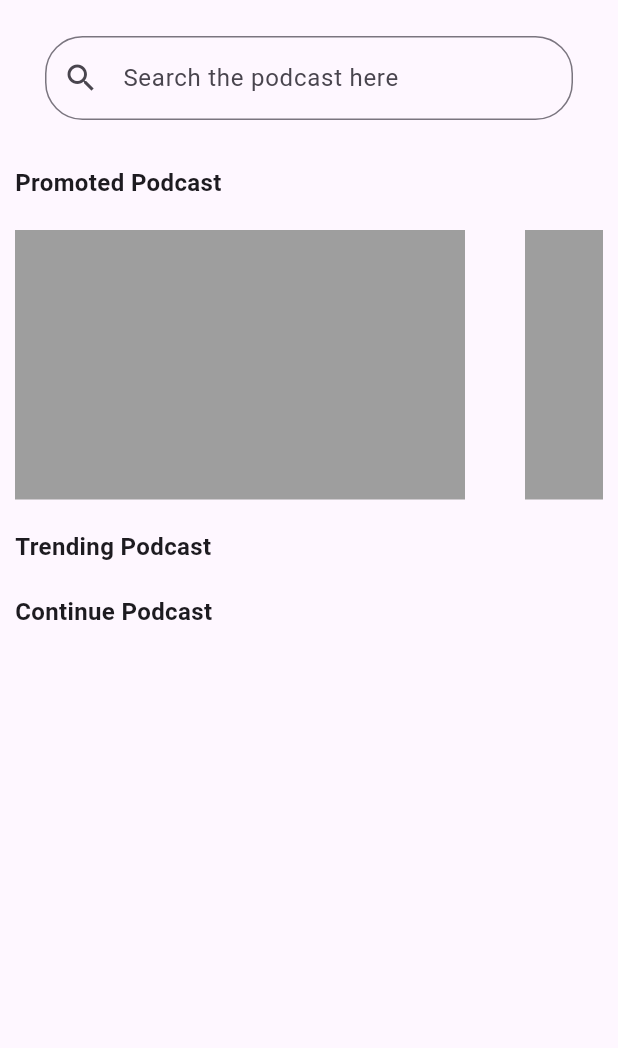
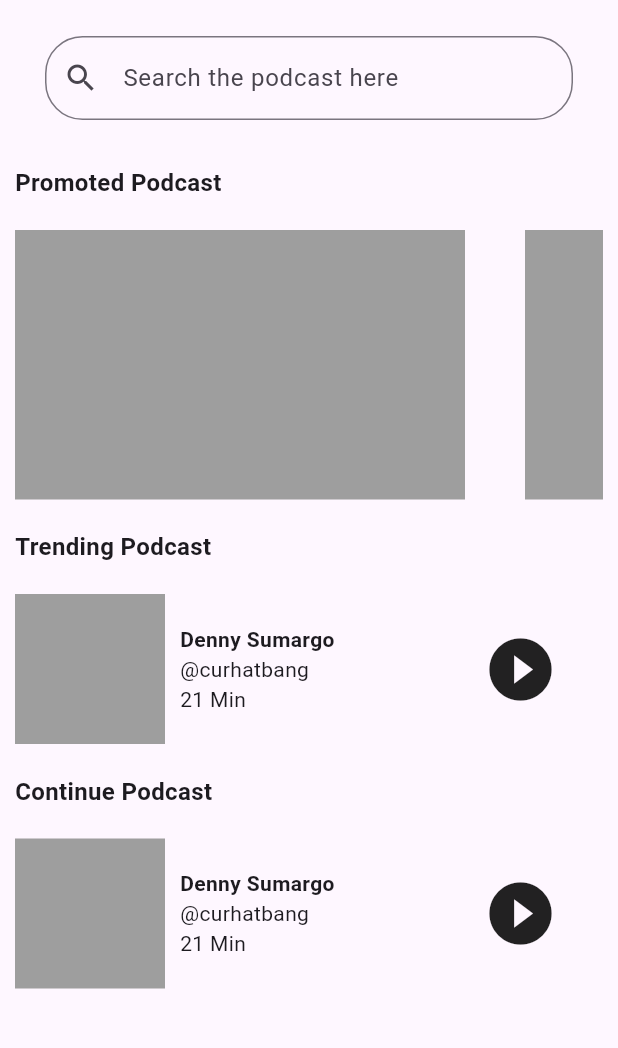
Before and after one commit to mdbicode/slicing_figma, a Flutter app: the screen it shows after launch, on a phone screen of 412 x 824 dp, the part 63-1111 px from its top. Run offline on Flutter 3.47's test engine with Material 3 defaults, Android fonts, the phone set to English and light mode, and no system bars.

Commit message:
make trending and continue podcast

```diff
--- a/lib/main.dart
+++ b/lib/main.dart
@@ -1,4 +1,6 @@
+import 'package:flutter/cupertino.dart';
 import 'package:flutter/material.dart';
+import 'package:flutter/widgets.dart';
 
 void main() {
   runApp(const MyApp());
@@ -53,8 +55,7 @@ class _MyHomePageState extends State<MyHomePage> {
         child: Column(
           children: [
             // Search Bar
-            Container(
-                child: const Padding(
+            const Padding(
             padding: EdgeInsets.fromLTRB(30.0, 10.0, 30.0, 20.0),
             child: TextField(
             decoration: InputDecoration(
@@ -62,7 +63,6 @@ class _MyHomePageState extends State<MyHomePage> {
               ),
               hintText: 'Search the podcast here',
               prefixIcon: Icon(Icons.search)
-                  ),
               ),
             ),
                           ),
@@ -113,6 +113,48 @@ class _MyHomePageState extends State<MyHomePage> {
                 child: Text('Trending Podcast', textAlign: TextAlign.left),
               )
               ),
+            Column(
+              children: <Widget>[
+                Row(
+                  mainAxisAlignment: MainAxisAlignment.spaceBetween,
+                  children: <Widget>[
+                    // Image
+                    const Row(
+                      children: <Widget>[
+                        Padding(
+                          padding: EdgeInsets.all(10),
+                          child:  SizedBox(
+                          width: 100,
+                          height: 100,
+                          child: ColoredBox(color: Colors.grey)
+                        ),),
+                    // Title n Desc
+                    Column(
+                      crossAxisAlignment: CrossAxisAlignment.start,
+                      children: <Widget>[
+                        Text('Denny Sumargo',
+                        style: TextStyle(fontSize: 14),
+                        ),
+                        Text('@curhatbang',
+                        style: TextStyle(fontSize: 14,fontWeight: FontWeight.normal),
+                        ),
+                        Text('21 Min',
+                        style: TextStyle(fontSize: 14, fontWeight: FontWeight.normal),
+                        ),
+                      ],
+                    ),
+                      ],
+                    ),
+                    // Play
+                    Container(
+                      padding: EdgeInsets.only(right: 40),
+                      child: Icon(Icons.play_circle_fill,size: 50),
+                    )
+                  ],
+                )
+              ],
+
+            ),
 
             Align(
               alignment: Alignment.centerLeft,
@@ -121,6 +163,48 @@ class _MyHomePageState extends State<MyHomePage> {
                 child: Text('Continue Podcast', textAlign: TextAlign.left),
               )
             ),
+            Column(
+              children: <Widget>[
+                Row(
+                  mainAxisAlignment: MainAxisAlignment.spaceBetween,
+                  children: <Widget>[
+                    // Image
+                    const Row(
+                      children: <Widget>[
+                        Padding(
+                          padding: EdgeInsets.all(10),
+                          child:  SizedBox(
+                          width: 100,
+                          height: 100,
+                          child: ColoredBox(color: Colors.grey)
+                        ),),
+                    // Title n Desc
+                    Column(
+                      crossAxisAlignment: CrossAxisAlignment.start,
+                      children: <Widget>[
+                        Text('Denny Sumargo',
+                        style: TextStyle(fontSize: 14),
+                        ),
+                        Text('@curhatbang',
+                        style: TextStyle(fontSize: 14,fontWeight: FontWeight.normal),
+                        ),
+                        Text('21 Min',
+                        style: TextStyle(fontSize: 14, fontWeight: FontWeight.normal),
+                        ),
+                      ],
+                    ),
+                      ],
+                    ),
+                    // Play
+                    Container(
+                      padding: EdgeInsets.only(right: 40),
+                      child: Icon(Icons.play_circle_fill,size: 50),
+                    )
+                  ],
+                )
+              ],
+
+            ),
 
 
           ],
```
Lines whose indentation alone changed are shown as unchanged.
